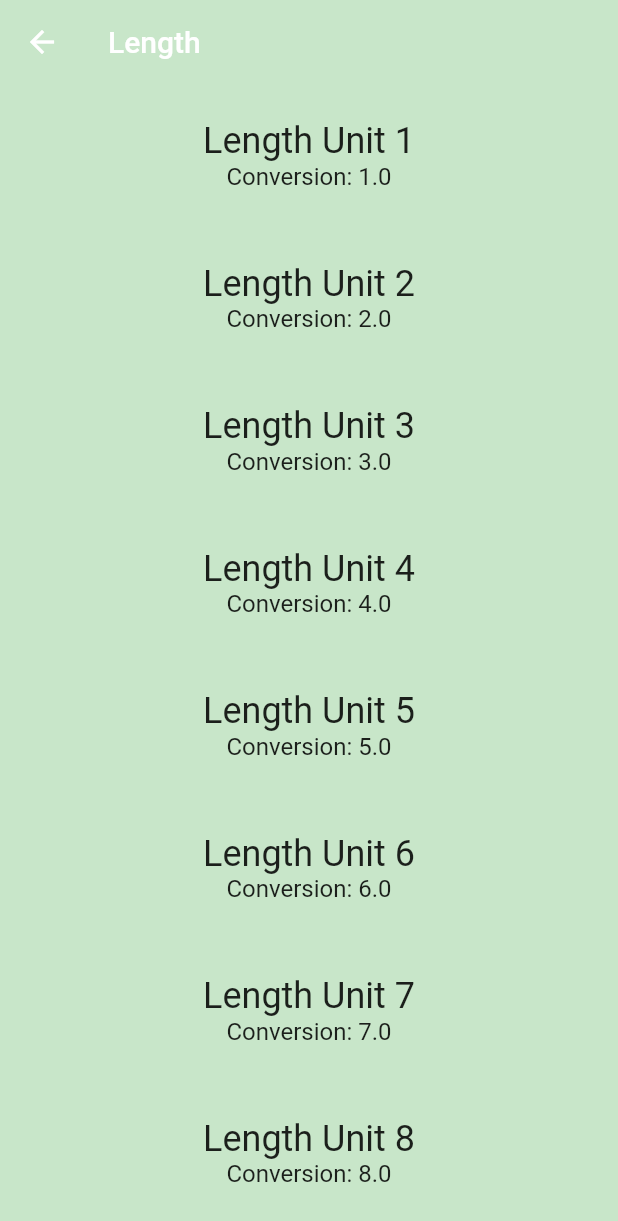
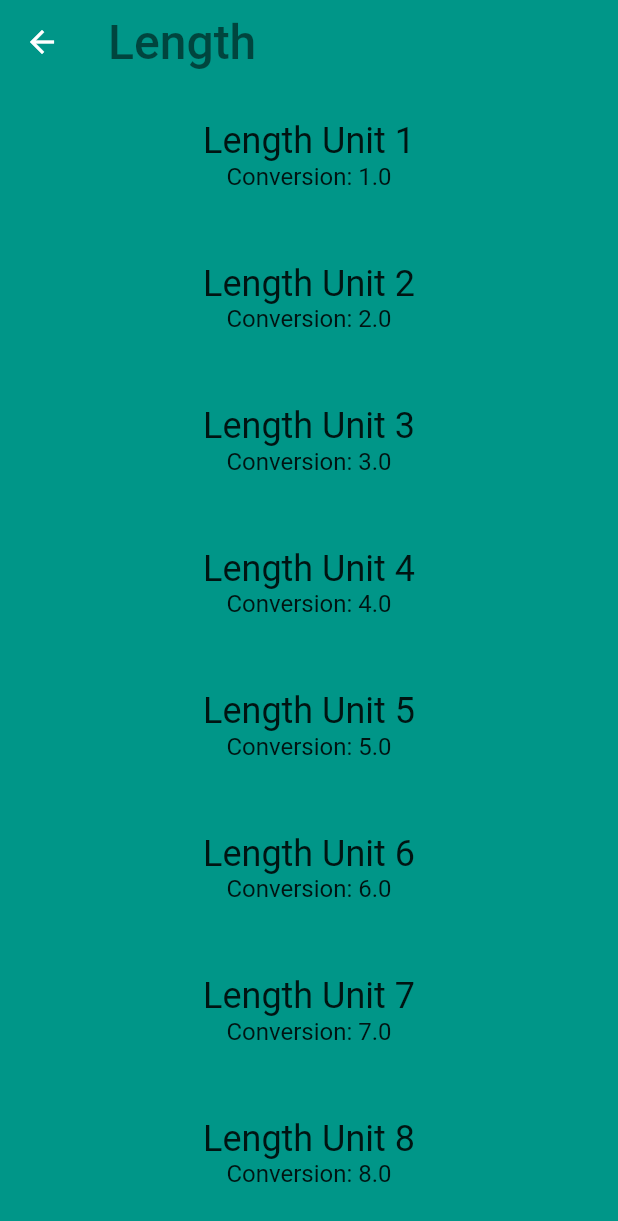
Before and after one commit to masarufuruya/flutter_tutorial, a Flutter app: the screen it shows after launch, after a tap on "Length", on a phone screen of 412 x 824 dp. Shown: the top 1221 px of the screen. Run offline on Flutter 3.47's test engine with Material 2 defaults, Android fonts, the phone set to English and light mode, and no system bars.

Commit message:
Change cover route backgrand color with category active color

```diff
--- a/lib/category.dart
+++ b/lib/category.dart
@@ -2,29 +2,31 @@ import 'package:flutter/material.dart';
 import 'unit.dart';
 
 class CoverArguments {
+  final Color categoryColor;
   final String categoryName;
   final List<Unit> units;
 
-  CoverArguments(this.categoryName, this.units);
+  CoverArguments(this.categoryColor, this.categoryName, this.units);
 }
 
 class Category extends StatelessWidget {
   final IconData icon;
-  final activeBackgroundColor;
-  final color;
+  final Color activeBackgroundColor;
+  final Color textColor;
   final String text;
   final List<Unit> units;
 
   const Category(
       {@required this.icon,
-      @required this.color,
+      @required this.textColor,
       @required this.activeBackgroundColor,
       @required this.text,
       @required this.units});
 
-  void _navigateToConverter(BuildContext context, String categoryName) {
-    Navigator.of(context)
-        .pushNamed('/cover', arguments: CoverArguments(categoryName, units));
+  void _navigateToConverter(
+      BuildContext context, Color categoryColor, String categoryName) {
+    Navigator.of(context).pushNamed('/cover',
+        arguments: CoverArguments(categoryColor, categoryName, units));
   }
 
   @override
@@ -49,10 +51,10 @@ class Category extends StatelessWidget {
                 ),
               ],
             ),
-            textColor: color,
+            textColor: textColor,
             height: 100,
             onPressed: () {
-              _navigateToConverter(context, text);
+              _navigateToConverter(context, activeBackgroundColor, text);
             }));
   }
 }
--- a/lib/category_route.dart
+++ b/lib/category_route.dart
@@ -43,7 +43,7 @@ class CategoryRoute extends StatelessWidget {
       list.add(Center(
           child: Category(
               icon: Icons.cake,
-              color: Colors.black,
+              textColor: Colors.black,
               activeBackgroundColor: _baseColors[index],
               text: categoryName,
               units: _retrieveUnitList(categoryName))));
--- a/lib/converter_route.dart
+++ b/lib/converter_route.dart
@@ -20,9 +20,10 @@ class ConverterRoute extends StatelessWidget {
     final CoverArguments args = ModalRoute.of(context).settings.arguments;
 
     final appBar = AppBar(
-        backgroundColor: Colors.green[100],
+        backgroundColor: args.categoryColor,
         elevation: 0,
-        title: Text(args.categoryName));
+        title: Text(args.categoryName,
+            style: TextStyle(fontSize: 32, color: Colors.black54)));
 
     final unitWidgets = args.units.map((Unit unit) {
       return Container(
@@ -45,7 +46,7 @@ class ConverterRoute extends StatelessWidget {
 
     return Scaffold(
         appBar: appBar,
-        backgroundColor: Colors.green[100],
+        backgroundColor: args.categoryColor,
         body: ListView(
           children: unitWidgets,
         ));
--- a/lib/main.dart
+++ b/lib/main.dart
@@ -1,6 +1,5 @@
 import 'package:flutter/material.dart';
 import 'package:flutter_tutorial/converter_route.dart';
-import 'package:flutter_tutorial/unit.dart';
 import 'category_route.dart';
 
 void main() {
```
